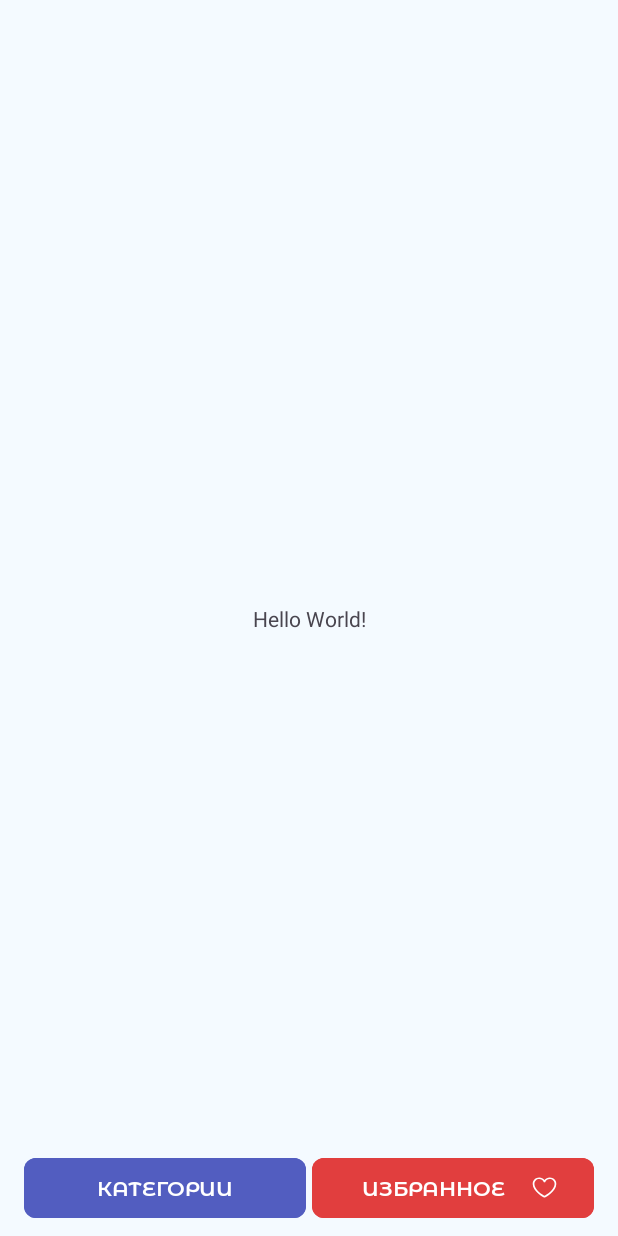
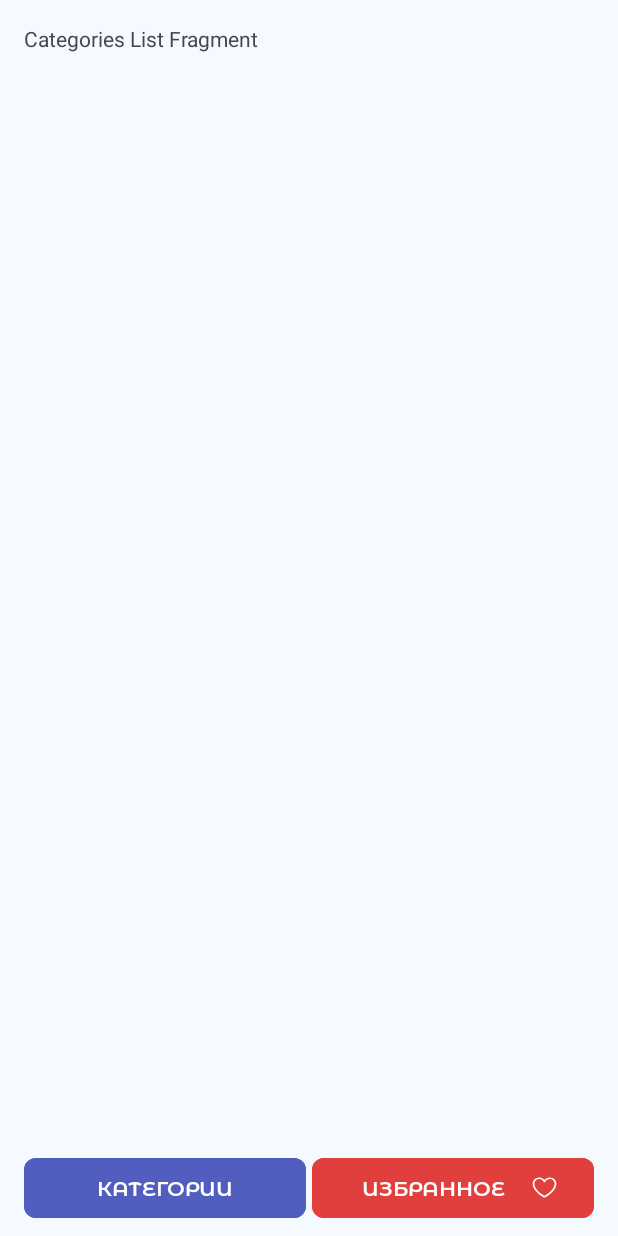
Before and after one commit to Bulka3100/ResipeApp, an Android app: the screen it shows after launch (MainActivity), on a phone screen of 412 x 824 dp. Run offline under Robolectric (Android 15) with nearby library versions, the phone set to English and light mode, and no system bars.

Commit message:
- solution added

```diff
--- a/app/build.gradle.kts
+++ b/app/build.gradle.kts
@@ -40,6 +40,7 @@ android {
 }
 
 dependencies {
+    val fragment_version = "1.8.0"
 
     implementation(libs.androidx.core.ktx)
     implementation(libs.androidx.appcompat)
@@ -49,4 +50,6 @@ dependencies {
     testImplementation(libs.junit)
     androidTestImplementation(libs.androidx.junit)
     androidTestImplementation(libs.androidx.espresso.core)
+
+    implementation("androidx.fragment:fragment-ktx:$fragment_version")
 }
--- /dev/null
+++ b/app/src/main/java/com/animus/androidsprint/CategoriesListFragment.kt
@@ -0,0 +1,30 @@
+package com.animus.androidsprint
+
+import android.os.Bundle
+import androidx.fragment.app.Fragment
+import android.view.LayoutInflater
+import android.view.View
+import android.view.ViewGroup
+import com.animus.androidsprint.databinding.FragmentListCategoriesBinding
+
+class CategoriesListFragment : Fragment() {
+
+    private var _binding: FragmentListCategoriesBinding? = null
+    private val binding
+        get() = _binding ?: throw IllegalStateException("Binding for FragmentListCategoriesBinding must not be null")
+
+    override fun onCreateView(
+        inflater: LayoutInflater, container: ViewGroup?,
+        savedInstanceState: Bundle?
+    ): View {
+
+        _binding = FragmentListCategoriesBinding.inflate(inflater, container, false)
+        val view = binding.root
+        return view
+    }
+
+    override fun onDestroyView() {
+        super.onDestroyView()
+        _binding = null
+    }
+}
--- a/app/src/main/java/com/animus/androidsprint/MainActivity.kt
+++ b/app/src/main/java/com/animus/androidsprint/MainActivity.kt
@@ -5,7 +5,10 @@ import androidx.activity.enableEdgeToEdge
 import androidx.appcompat.app.AppCompatActivity
 import androidx.core.view.ViewCompat
 import androidx.core.view.WindowInsetsCompat
+import androidx.fragment.app.add
+import androidx.fragment.app.commit
 import com.animus.androidsprint.databinding.ActivityMainBinding
+import com.animus.androidsprint.databinding.FragmentListCategoriesBinding
 
 class MainActivity : AppCompatActivity() {
 
@@ -16,5 +19,12 @@ class MainActivity : AppCompatActivity() {
         super.onCreate(savedInstanceState)
         _binding = ActivityMainBinding.inflate(layoutInflater)
         setContentView(binding.root)
+
+        if (savedInstanceState == null) {
+            supportFragmentManager.commit {
+                setReorderingAllowed(true)
+                add<CategoriesListFragment>(R.id.mainContainer)
+            }
+        }
     }
 }
--- a/app/src/main/res/layout/activity_main.xml
+++ b/app/src/main/res/layout/activity_main.xml
@@ -8,16 +8,20 @@
     android:background="@color/background_color"
     tools:context=".MainActivity">
 
-    <TextView
-        android:layout_width="wrap_content"
-        android:layout_height="wrap_content"
-        android:text="Hello World!"
-        app:layout_constraintBottom_toBottomOf="parent"
+    <androidx.fragment.app.FragmentContainerView
+        android:id="@+id/mainContainer"
+        android:layout_width="match_parent"
+        android:layout_height="0dp"
+        android:layout_marginHorizontal="@dimen/main_indent"
+        android:layout_marginTop="@dimen/main_indent"
+        android:layout_marginBottom="@dimen/half_main_indent"
+        app:layout_constraintBottom_toTopOf="@+id/linearLayout"
         app:layout_constraintEnd_toEndOf="parent"
         app:layout_constraintStart_toStartOf="parent"
         app:layout_constraintTop_toTopOf="parent" />
 
     <LinearLayout
+        android:id="@+id/linearLayout"
         style="?android:attr/buttonBarStyle"
         android:layout_width="match_parent"
         android:layout_height="wrap_content"
--- /dev/null
+++ b/app/src/main/res/layout/fragment_list_categories.xml
@@ -0,0 +1,14 @@
+<?xml version="1.0" encoding="utf-8"?>
+<FrameLayout xmlns:android="http://schemas.android.com/apk/res/android"
+    xmlns:tools="http://schemas.android.com/tools"
+    android:layout_width="match_parent"
+    android:layout_height="match_parent"
+    android:backgroundTint="@color/background_color"
+    tools:context=".CategoriesListFragment">
+
+    <TextView
+        android:layout_width="match_parent"
+        android:layout_height="match_parent"
+        android:text="Categories List Fragment" />
+
+</FrameLayout>
--- a/app/src/main/res/values/strings.xml
+++ b/app/src/main/res/values/strings.xml
@@ -4,4 +4,6 @@
     <!--    Button Name Space   -->
     <string name="button_category">Категории</string>
     <string name="button_favorites">Избранное</string>
+    <!-- TODO: Remove or change this placeholder text -->
+    <string name="hello_blank_fragment">Hello blank fragment</string>
 </resources>
```
